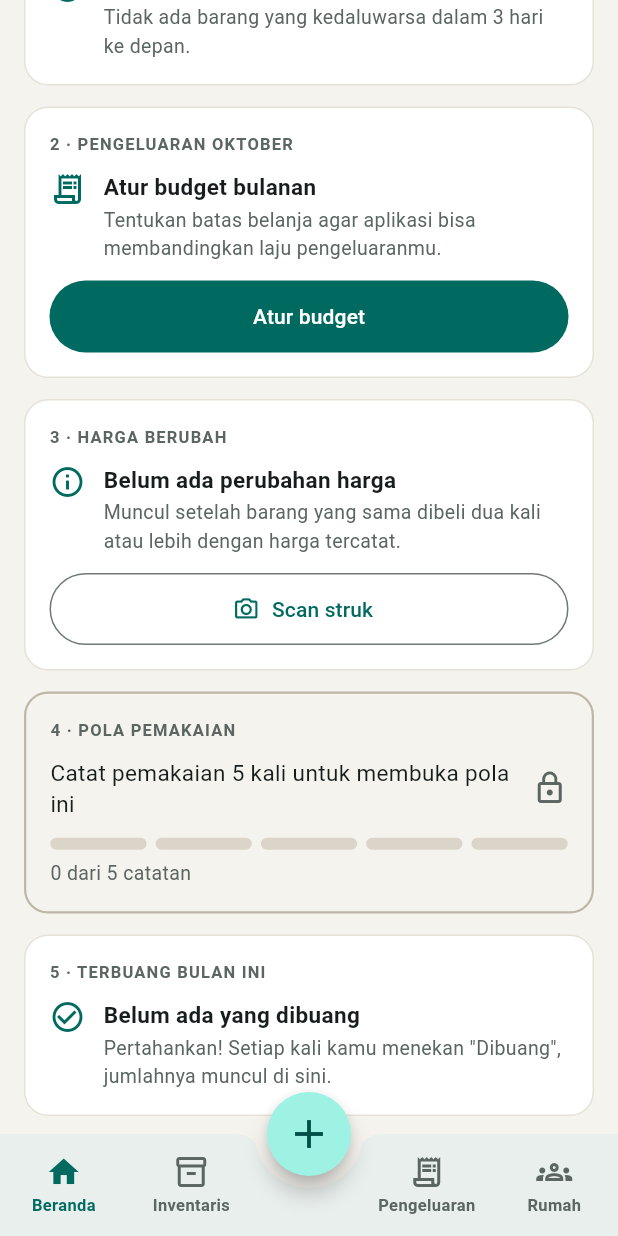
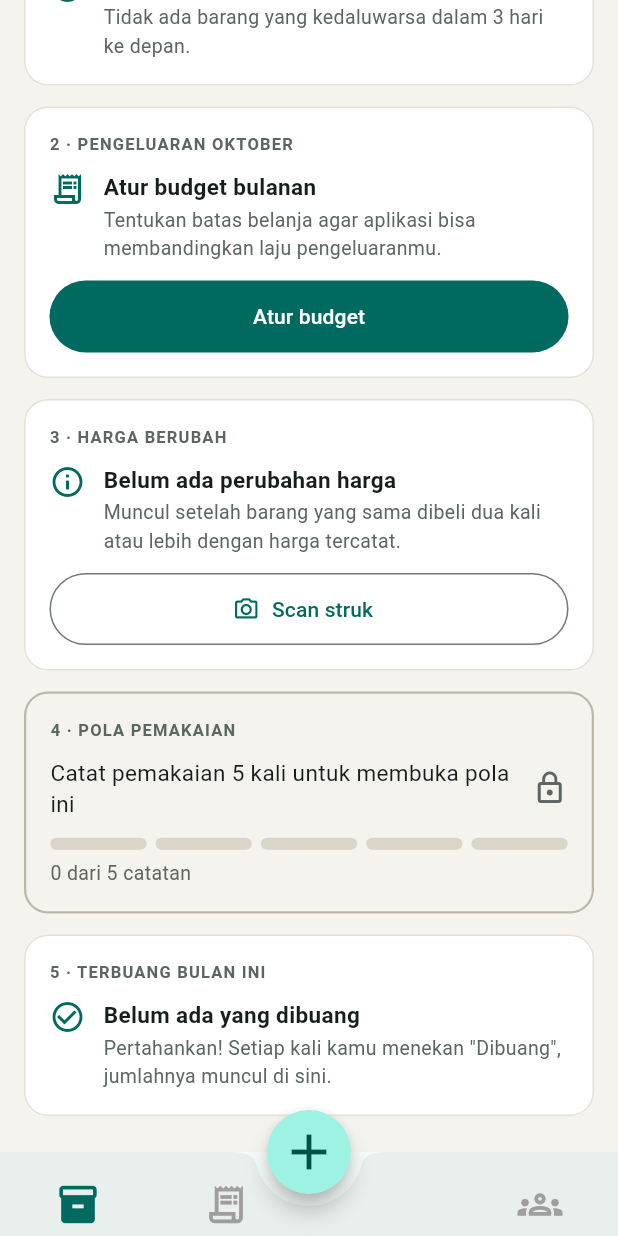
Before and after one commit to CaptainLilGuy/Stokies-House_mobile, a Flutter app: the DashboardScreen screen opened by its route, scrolled down 364 dp, on a phone screen of 412 x 824 dp. Run offline on Flutter 3.47's test engine with Material 3 defaults, Android fonts, the phone set to English and light mode, and no system bars; our stand-ins replace dio, flutter_secure_storage, flutter_slidable, go_router, image_picker; missing offline and left inert: google_mlkit_text_recognition; accounts and stored records are empty; network calls fail.

Commit message:
Switched the navbar to use main_shell.dart, but there's still bugs. Pushing so claude can read the code

```diff
--- a/lib/screens/dashboard/dashboard_screen.dart
+++ b/lib/screens/dashboard/dashboard_screen.dart
@@ -7,7 +7,6 @@ import '../../models/inventory_item.dart';
 import '../../providers/dashboard_provider.dart';
 import '../../providers/household_provider.dart';
 import '../../providers/inventory_provider.dart';
-import '../../widgets/app_nav.dart';
 import '../../widgets/explanation_sheet.dart';
 
 // Palette from the hi-fi mockup
@@ -202,9 +201,7 @@ class _DashboardScreenState extends State<DashboardScreen> {
 
     return Scaffold(
       backgroundColor: _bg,
-      floatingActionButtonLocation: FloatingActionButtonLocation.centerDocked,
-      floatingActionButton: const AppAddFab(),
-      bottomNavigationBar: const AppBottomBar(current: NavTab.home),
+
       body: SafeArea(
         child: dp.isLoading
             ? const Center(child: CircularProgressIndicator())
--- a/lib/screens/expenses/expense_screen.dart
+++ b/lib/screens/expenses/expense_screen.dart
@@ -40,9 +40,6 @@ class _ExpenseScreenState extends State<ExpenseScreen>
       appBar: AppBar(
         title: const Text('Expense'),
         centerTitle: false,
-        leading: IconButton(
-          onPressed: () => context.go('/inventory'),
-          icon: const Icon(Icons.arrow_back)),
         bottom: TabBar(
           controller: _tabs,
           tabs: const [
--- a/lib/screens/household/household_screen.dart
+++ b/lib/screens/household/household_screen.dart
@@ -31,10 +31,6 @@ class _HouseholdScreenState extends State<HouseholdScreen> {
       appBar: AppBar(
         title: const Text('Household'),
         centerTitle: false,
-        leading: IconButton(
-        icon: const Icon(Icons.arrow_back),
-        onPressed: () => context.go('/inventory'),
-        ),
         actions: [
           IconButton(
           icon: Icon(Icons.logout),
--- a/lib/screens/inventory/inventory_list_screen.dart
+++ b/lib/screens/inventory/inventory_list_screen.dart
@@ -1,15 +1,12 @@
 import 'package:flutter/material.dart';
 import 'package:flutter/services.dart';
-// import 'package:flutter_secure_storage/flutter_secure_storage.dart';
 import 'package:homeventory/services/api_service.dart';
 import 'package:provider/provider.dart';
 import 'package:go_router/go_router.dart';
 import 'package:flutter_slidable/flutter_slidable.dart';
 import 'package:intl/intl.dart';
-// import '../../constants.dart';
 import '../../providers/inventory_provider.dart';
 import '../../models/inventory_item.dart';
-import '../../widgets/app_nav.dart';
 
 class InventoryListScreen extends StatefulWidget {
   const InventoryListScreen({super.key});
@@ -133,9 +130,6 @@ class _InventoryListScreenState extends State<InventoryListScreen> {
 
         ],
       ),
-    floatingActionButtonLocation: FloatingActionButtonLocation.centerDocked,
-    floatingActionButton: const AppAddFab(),
-    bottomNavigationBar: const AppBottomBar(current: NavTab.inventory),
     );
   }
 }
--- /dev/null
+++ b/lib/screens/main_shell.dart
@@ -0,0 +1,86 @@
+import 'package:flutter/material.dart';
+import 'package:go_router/go_router.dart';
+
+class MainShell extends StatelessWidget {
+  final StatefulNavigationShell navigationShell;
+  const MainShell({super.key, required this.navigationShell});
+
+  void _showAddOptions(BuildContext context) {
+    showModalBottomSheet(
+      context: context,
+      useRootNavigator: true,
+      shape: const RoundedRectangleBorder(
+        borderRadius: BorderRadius.vertical(top: Radius.circular(16)),
+      ),
+      builder: (ctx) => SafeArea(
+        child: Wrap(
+          children: [
+            ListTile(
+              leading: const Icon(Icons.camera_alt_outlined),
+              title: const Text('Scan Receipt'),
+              subtitle: const Text('Auto-fill from a photo of a receipt'),
+              onTap: () {
+                Navigator.pop(ctx); // close the sheet first
+                context.push('/inventory/scan-receipt');
+              },
+            ),
+            ListTile(
+              leading: const Icon(Icons.edit_outlined),
+              title: const Text('Enter manually'),
+              onTap: () {
+                Navigator.pop(ctx);
+                context.push('/inventory/add');
+              },
+            ),
+          ],
+        ),
+      ),
+    );
+  }
+
+  Widget _navItem(BuildContext context, int index, IconData icon, IconData activeIcon, String label) {
+    final selected = navigationShell.currentIndex == index;
+    final color = selected
+        ? Theme.of(context).colorScheme.primary
+        : Colors.grey;
+    return IconButton(
+      tooltip: label,
+      icon: Icon(selected ? activeIcon : icon, size: 30, color: color),
+      onPressed: () => navigationShell.goBranch(
+        index,
+        // tapping the active tab again returns to that tab's root
+        initialLocation: index == navigationShell.currentIndex,
+      ),
+    );
+  }
+
+  @override
+  Widget build(BuildContext context) {
+    return Scaffold(
+      body: navigationShell,
+      floatingActionButtonLocation: FloatingActionButtonLocation.centerDocked,
+      floatingActionButton: FloatingActionButton(
+        onPressed: () => _showAddOptions(context),
+        shape: const CircleBorder(),
+        child: const Icon(Icons.add, size: 40),
+      ),
+      bottomNavigationBar: BottomAppBar(
+        height: 56,
+        shape: const CircularNotchedRectangle(),
+        notchMargin: 8,
+        child: Padding(
+          padding: const EdgeInsets.symmetric(horizontal: 12),
+          child: Row(
+            mainAxisAlignment: MainAxisAlignment.spaceBetween,
+            children: [
+              _navItem(context, 0, Icons.inventory_2_outlined, Icons.inventory_2, 'Inventory'),
+              _navItem(context, 1, Icons.receipt_long_outlined, Icons.receipt_long, 'Expenses'),
+              const SizedBox(width: 60), // gap for the FAB
+              _navItem(context, 2, Icons.groups_outlined, Icons.groups, 'Household'),
+            ],
+          ),
+        ),
+      ),
+    );
+  }
+}
```
Also changed, not shown: lib/router.dart (+18 -4 lines).
